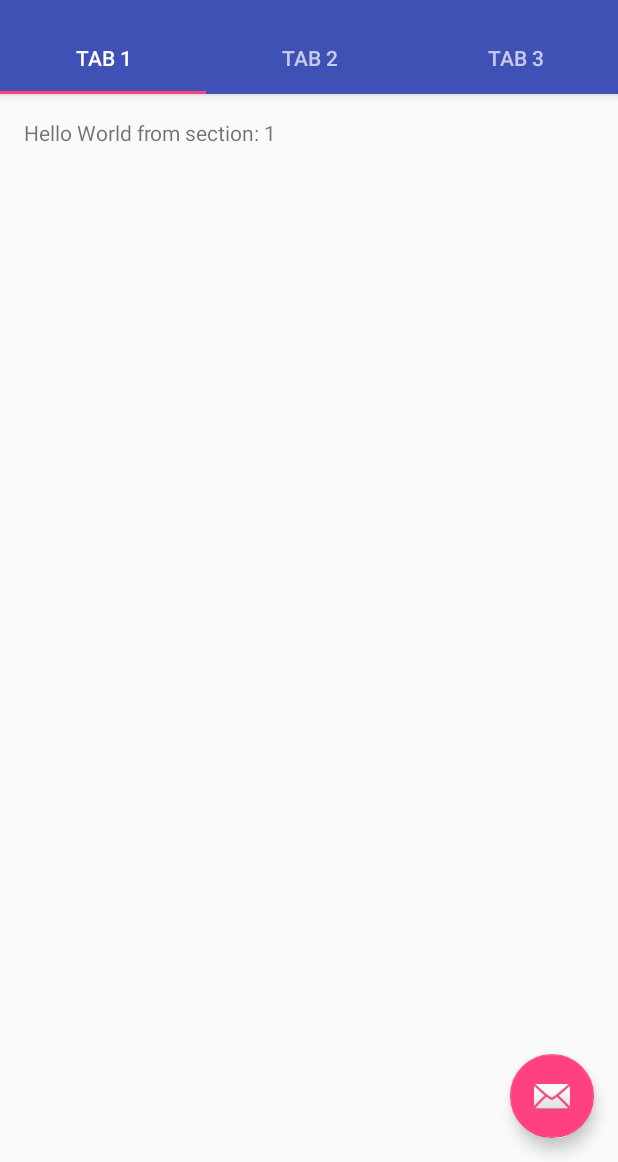
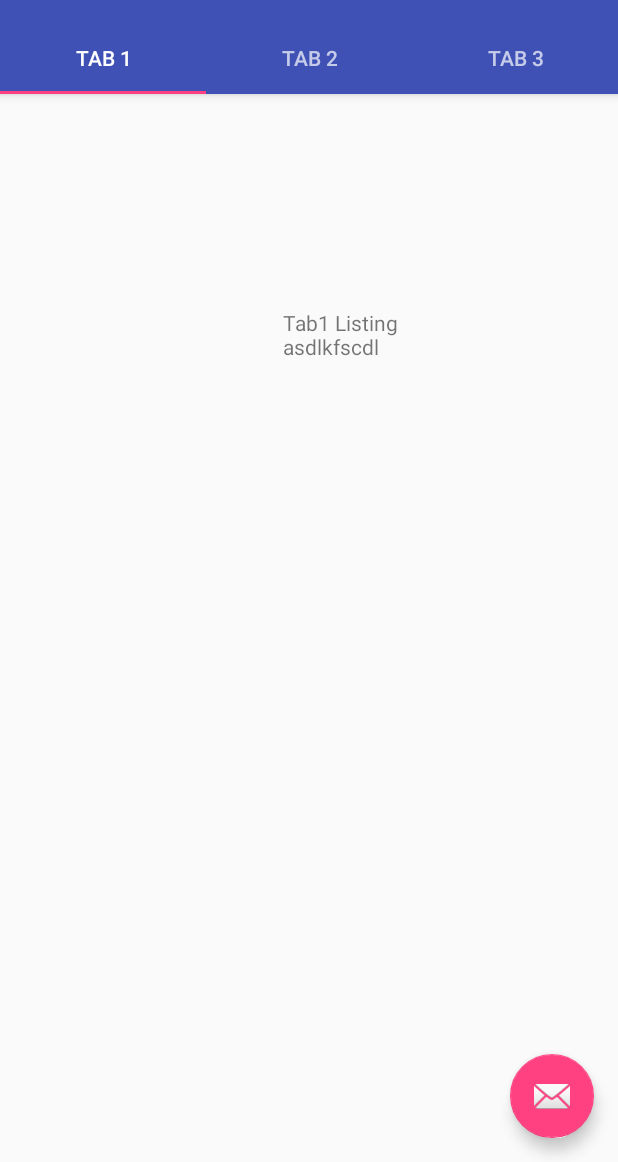
Before and after one commit to gordon-cs/cps350-Monix-Nguyen-Mcsorley, an Android app: the HomeActivity screen opened directly, with no data from a screen before it, on a phone screen of 412 x 824 dp, the part 74-1236 px from its top. Run offline under Robolectric (Android 15) with nearby library versions, the phone set to English and light mode, and no system bars.

Commit message:
changed fragments

```diff
--- a/app/src/main/java/com/example/roommatefinder/HomeActivity.java
+++ b/app/src/main/java/com/example/roommatefinder/HomeActivity.java
@@ -90,40 +90,6 @@ public class HomeActivity extends AppCompatActivity {
         return super.onOptionsItemSelected(item);
     }
 
-    /**
-     * A placeholder fragment containing a simple view.
-     */
-    public static class PlaceholderFragment extends Fragment {
-        /**
-         * The fragment argument representing the section number for this
-         * fragment.
-         */
-        private static final String ARG_SECTION_NUMBER = "section_number";
-
-        public PlaceholderFragment() {
-        }
-
-        /**
-         * Returns a new instance of this fragment for the given section
-         * number.
-         */
-        public static PlaceholderFragment newInstance(int sectionNumber) {
-            PlaceholderFragment fragment = new PlaceholderFragment();
-            Bundle args = new Bundle();
-            args.putInt(ARG_SECTION_NUMBER, sectionNumber);
-            fragment.setArguments(args);
-            return fragment;
-        }
-
-        @Override
-        public View onCreateView(LayoutInflater inflater, ViewGroup container,
-                                 Bundle savedInstanceState) {
-            View rootView = inflater.inflate(R.layout.fragment_home, container, false);
-            TextView textView = (TextView) rootView.findViewById(R.id.section_label);
-            textView.setText(getString(R.string.section_format, getArguments().getInt(ARG_SECTION_NUMBER)));
-            return rootView;
-        }
-    }
 
     /**
      * A {@link FragmentPagerAdapter} that returns a fragment corresponding to
@@ -137,9 +103,21 @@ public class HomeActivity extends AppCompatActivity {
 
         @Override
         public Fragment getItem(int position) {
-            // getItem is called to instantiate the fragment for the given page.
-            // Return a PlaceholderFragment (defined as a static inner class below).
-            return PlaceholderFragment.newInstance(position + 1);
+            switch (position)
+            {
+                case 0:
+                    Tab1listing tab1 = new Tab1listing();
+                    return tab1;
+                case 1:
+                    Tab2search tab2 = new Tab2search();
+                    return tab2;
+                case 2:
+                    Tab3profile tab3 = new Tab3profile();
+                    return tab3;
+                default :
+                    return null;
+            }
+
         }
 
         @Override
@@ -147,5 +125,20 @@ public class HomeActivity extends AppCompatActivity {
             // Show 3 total pages.
             return 3;
         }
+
+        //this should make it possible to change the name of each tab
+        //but it is not working, not sure why
+        @Override
+        public CharSequence getPageTitle(int position) {
+            switch (position) {
+                case 0:
+                    return "LISTING";
+                case 1:
+                    return "SEARCH";
+                case 2:
+                    return "PROFILE";
+            }
+            return null;
+        }
     }
 }
--- a/app/src/main/java/com/example/roommatefinder/MainActivity.java
+++ b/app/src/main/java/com/example/roommatefinder/MainActivity.java
@@ -1,5 +1,7 @@
 package com.example.roommatefinder;
 
+import android.support.v4.app.Fragment;
+import android.support.v4.app.ListFragment;
 import android.support.v7.app.AppCompatActivity;
 import android.os.Bundle;
 import android.view.View;
@@ -29,6 +31,7 @@ public class MainActivity extends AppCompatActivity {
             @Override
             public void onClick(View v) {
                 validate(Name.getText().toString(), Password.getText().toString());
+
             }
         });
 
@@ -39,6 +42,7 @@ public class MainActivity extends AppCompatActivity {
         if ((userName.equals("admin")) && (userPassword.equals("1234")))
         {
             Intent intent = new Intent(MainActivity.this, HomeActivity.class);
+
             startActivity(intent);
         }
 
--- /dev/null
+++ b/app/src/main/java/com/example/roommatefinder/Tab1listing.java
@@ -0,0 +1,20 @@
+package com.example.roommatefinder;
+
+import android.support.v4.app.Fragment;
+import android.os.Bundle;
+import android.view.LayoutInflater;
+import android.view.View;
+import android.view.ViewGroup;
+
+
+public class Tab1listing extends Fragment {
+
+    @Override
+    public View onCreateView(LayoutInflater inflater, ViewGroup container,
+                             Bundle savedInstanceState) {
+        View rootView = inflater.inflate(R.layout.tab1listing, container, false);
+        return rootView;
+
+
+    }
+}
--- /dev/null
+++ b/app/src/main/java/com/example/roommatefinder/Tab2search.java
@@ -0,0 +1,17 @@
+package com.example.roommatefinder;
+
+import android.os.Bundle;
+import android.support.v4.app.Fragment;
+import android.view.LayoutInflater;
+import android.view.View;
+import android.view.ViewGroup;
+
+public class Tab2search extends Fragment {
+
+    @Override
+    public View onCreateView(LayoutInflater inflater, ViewGroup container,
+                             Bundle savedInstanceState) {
+        View rootView = inflater.inflate(R.layout.tab2search, container, false);
+        return rootView;
+    }
+}
--- /dev/null
+++ b/app/src/main/res/layout/tab1listing.xml
@@ -0,0 +1,32 @@
+<?xml version="1.0" encoding="utf-8"?>
+<android.support.constraint.ConstraintLayout xmlns:android="http://schemas.android.com/apk/res/android"
+    xmlns:app="http://schemas.android.com/apk/res-auto"
+    xmlns:tools="http://schemas.android.com/tools"
+    android:id="@+id/constraintLayout"
+    android:layout_width="match_parent"
+    android:layout_height="match_parent"
+    tools:context=".HomeActivity$PlaceholderFragment">
+
+    <TextView
+        android:id="@+id/section_label"
+        android:layout_width="81dp"
+        android:layout_height="32dp"
+        android:layout_marginBottom="8dp"
+
+        android:layout_marginEnd="8dp"
+        android:layout_marginLeft="8dp"
+        android:layout_marginRight="8dp"
+        android:layout_marginStart="8dp"
+        android:layout_marginTop="8dp"
+        android:text="Tab1 Listing  asdlkfscdl adlkfkadscalskdcd"
+        app:layout_constraintBottom_toBottomOf="parent"
+        app:layout_constraintEnd_toEndOf="parent"
+        app:layout_constraintHorizontal_bias="0.574"
+        app:layout_constraintLeft_toLeftOf="parent"
+        app:layout_constraintStart_toStartOf="parent"
+        app:layout_constraintTop_toTopOf="parent"
+        app:layout_constraintVertical_bias="0.187"
+        tools:layout_constraintLeft_creator="1"
+        tools:layout_constraintTop_creator="1" />
+
+</android.support.constraint.ConstraintLayout>
--- a/app/src/main/res/layout/fragment_home.xml
+++ b/app/src/main/res/layout/tab2search.xml
@@ -11,13 +11,13 @@
         android:id="@+id/section_label"
         android:layout_width="wrap_content"
         android:layout_height="wrap_content"
-        android:layout_marginBottom="@dimen/activity_vertical_margin"
-        android:layout_marginEnd="@dimen/activity_horizontal_margin"
-        android:layout_marginStart="@dimen/activity_horizontal_margin"
-        android:layout_marginTop="@dimen/activity_vertical_margin"
+
+        android:text="Tab2 Search text"
+
+
         app:layout_constraintLeft_toLeftOf="parent"
-        app:layout_constraintTop_toTopOf="@+id/constraintLayout"
         tools:layout_constraintLeft_creator="1"
-        tools:layout_constraintTop_creator="1" />
+        tools:layout_constraintTop_creator="1"
+        tools:layout_editor_absoluteY="16dp" />
 
 </android.support.constraint.ConstraintLayout>
```
Also changed, not shown: app/src/main/java/com/example/roommatefinder/Tab3profile.java (added, +25 -0 lines), app/src/main/res/layout/activity_home.xml (deleted, +0 -33 lines), app/src/main/res/layout/tab3profile.xml (added, +27 -0 lines).
